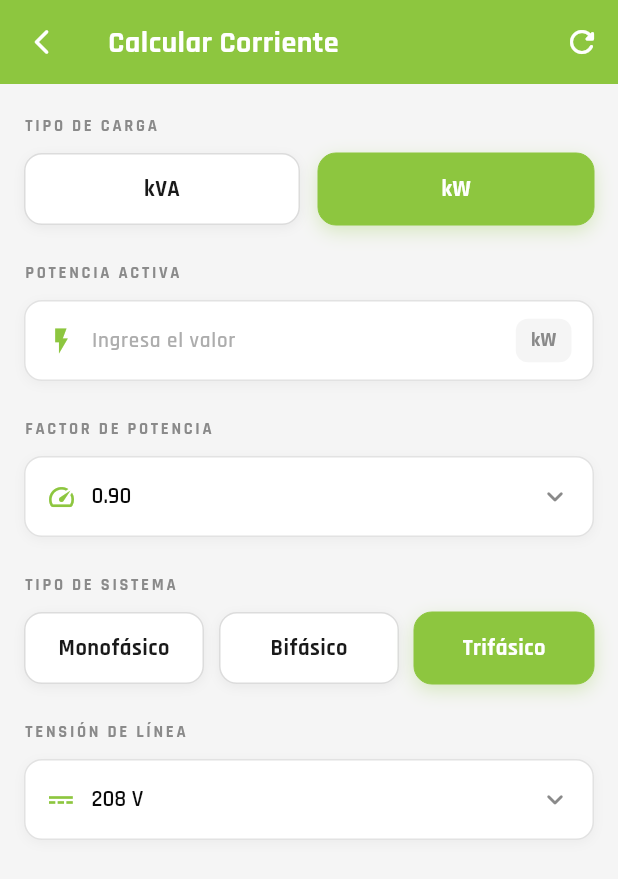
After one commit to cmarioep/Flutter-ROD-QuickCalc, a Flutter app: the CalcularCorrienteScreen screen opened directly, after a tap on "kW", on a phone screen of 412 x 824 dp. The commit adds this screen. Shown: the top 879 px of the screen. Run offline on Flutter 3.47's test engine with Material 3 defaults, Android fonts, the phone set to English and light mode, and no system bars; our stand-ins replace google_fonts.

Commit message:
Feature: Get load current screen

```diff
--- /dev/null
+++ b/lib/screens/calcular_corriente_screen.dart
@@ -0,0 +1,593 @@
+import 'package:flutter/material.dart';
+import 'package:flutter/services.dart';
+import 'package:google_fonts/google_fonts.dart';
+import '../theme/app_theme.dart';
+import '../utils/electrical_constants.dart';
+
+class CalcularCorrienteScreen extends StatefulWidget {
+  const CalcularCorrienteScreen({super.key});
+
+  @override
+  State<CalcularCorrienteScreen> createState() =>
+      _CalcularCorrienteScreenState();
+}
+
+class _CalcularCorrienteScreenState extends State<CalcularCorrienteScreen>
+    with SingleTickerProviderStateMixin {
+  // ── Estado ───────────────────────────────────────────────────────────────
+  String _loadType = 'kVA';
+  String _systemType = 'trifasico';
+  String _voltageStr = '208';
+  double _voltage = 208;
+  String _fpStr = '0.9';
+  double _fp = 0.9;
+
+  final _loadController = TextEditingController();
+
+  // ── Resultado ────────────────────────────────────────────────────────────
+  double? _current;
+  late AnimationController _resultAnim;
+
+  @override
+  void initState() {
+    super.initState();
+    _resultAnim = AnimationController(
+      vsync: this,
+      duration: const Duration(milliseconds: 400),
+    );
+    _loadController.addListener(_recalculate);
+  }
+
+  @override
+  void dispose() {
+    _resultAnim.dispose();
+    _loadController.dispose();
+    super.dispose();
+  }
+
+  void _recalculate() {
+    final loadVal = double.tryParse(_loadController.text);
+    if (loadVal == null || loadVal <= 0) {
+      setState(() => _current = null);
+      _resultAnim.reset();
+      return;
+    }
+
+    final result = getLoadCurrent(
+      loadType: _loadType,
+      load: loadVal,
+      fp: _fp,
+      type: _systemType,
+      voltage: _voltage,
+    );
+
+    setState(() => _current = result);
+    _resultAnim.forward(from: 0);
+  }
+
+  void _reset() {
+    _loadController.clear();
+    setState(() {
+      _loadType = 'kVA';
+      _systemType = 'trifasico';
+      _voltageStr = '208';
+      _voltage = 208;
+      _fpStr = '0.9';
+      _fp = 0.9;
+      _current = null;
+    });
+    _resultAnim.reset();
+  }
+
+  @override
+  Widget build(BuildContext context) {
+    return Scaffold(
+      backgroundColor: AppTheme.offWhite,
+      appBar: AppBar(
+        backgroundColor: AppTheme.limeGreen,
+        elevation: 0,
+        systemOverlayStyle: const SystemUiOverlayStyle(
+          statusBarColor: Colors.transparent,
+          statusBarIconBrightness: Brightness.light,
+        ),
+        leading: IconButton(
+          icon: const Icon(Icons.arrow_back_ios_rounded,
+              color: Colors.white, size: 20),
+          onPressed: () => Navigator.of(context).pop(),
+        ),
+        title: Text(
+          'Calcular Corriente',
+          style: GoogleFonts.rajdhani(
+              fontSize: 20,
+              fontWeight: FontWeight.w700,
+              color: Colors.white,
+              letterSpacing: 0.3),
+        ),
+        actions: [
+          IconButton(
+            icon: const Icon(Icons.refresh_rounded, color: Colors.white),
+            tooltip: 'Reiniciar',
+            onPressed: _reset,
+          ),
+        ],
+      ),
+      body: GestureDetector(
+        onTap: () => FocusScope.of(context).unfocus(),
+        child: SingleChildScrollView(
+          padding: EdgeInsets.fromLTRB(
+              16, 20, 16, MediaQuery.of(context).size.height * 0.12),
+          child: Column(
+            crossAxisAlignment: CrossAxisAlignment.start,
+            children: [
+              // ── Tipo de carga ─────────────────────────────────────────
+              _sectionLabel('Tipo de carga'),
+              const SizedBox(height: 10),
+              Row(
+                children: [
+                  Expanded(
+                      child: _toggleChip(
+                    label: 'kVA',
+                    value: 'kVA',
+                    group: _loadType,
+                    onTap: () {
+                      setState(() => _loadType = 'kVA');
+                      _recalculate();
+                    },
+                  )),
+                  const SizedBox(width: 12),
+                  Expanded(
+                      child: _toggleChip(
+                    label: 'kW',
+                    value: 'kW',
+                    group: _loadType,
+                    onTap: () {
+                      setState(() => _loadType = 'kW');
+                      _recalculate();
+                    },
+                  )),
+                ],
+              ),
+
+              const SizedBox(height: 24),
+
+              // ── Valor de carga ────────────────────────────────────────
+              _sectionLabel(
+                  _loadType == 'kVA' ? 'Potencia aparente' : 'Potencia activa'),
+              const SizedBox(height: 10),
+              _buildTextField(
+                controller: _loadController,
+                hint: 'Ingresa el valor',
+                suffix: _loadType,
+                icon: Icons.flash_on_outlined,
+              ),
+
+              // ── Factor de potencia — solo si es kW ────────────────────
+              if (_loadType == 'kW') ...[
+                const SizedBox(height: 24),
+                _sectionLabel('Factor de potencia'),
+                const SizedBox(height: 10),
+                _buildDropdown<String>(
+                  value: _fpStr,
+                  items: const {
+                    '1.0': '1.00',
+                    '0.95': '0.95',
+                    '0.9': '0.90',
+                    '0.85': '0.85',
+                  },
+                  icon: Icons.speed_outlined,
+                  onChanged: (v) {
+                    setState(() {
+                      _fpStr = v!;
+                      _fp = double.parse(v);
+                    });
+                    _recalculate();
+                  },
+                ),
+              ],
+
+              const SizedBox(height: 24),
+
+              // ── Tipo de sistema ───────────────────────────────────────
+              _sectionLabel('Tipo de sistema'),
+              const SizedBox(height: 10),
+              Row(
+                children: [
+                  Expanded(
+                      child: _toggleChip(
+                    label: 'Monofásico',
+                    value: 'monofasico',
+                    group: _systemType,
+                    onTap: () {
+                      setState(() => _systemType = 'monofasico');
+                      _recalculate();
+                    },
+                  )),
+                  const SizedBox(width: 10),
+                  Expanded(
+                      child: _toggleChip(
+                    label: 'Bifásico',
+                    value: 'bifasico',
+                    group: _systemType,
+                    onTap: () {
+                      setState(() => _systemType = 'bifasico');
+                      _recalculate();
+                    },
+                  )),
+                  const SizedBox(width: 10),
+                  Expanded(
+                      child: _toggleChip(
+                    label: 'Trifásico',
+                    value: 'trifasico',
+                    group: _systemType,
+                    onTap: () {
+                      setState(() => _systemType = 'trifasico');
+                      _recalculate();
+                    },
+                  )),
+                ],
+              ),
+
+              const SizedBox(height: 24),
+
+              // ── Tensión ───────────────────────────────────────────────
+              _sectionLabel('Tensión de línea'),
+              const SizedBox(height: 10),
+              _buildDropdown<String>(
+                value: _voltageStr,
+                items: const {
+                  '120': '120 V',
+                  '127': '127 V',
+                  '208': '208 V',
+                  '220': '220 V',
+                  '240': '240 V',
+                  '277': '277 V',
+                  '440': '440 V',
+                  '460': '460 V',
+                },
+                icon: Icons.power_input_outlined,
+                onChanged: (v) {
+                  setState(() {
+                    _voltageStr = v!;
+                    _voltage = double.parse(v);
+                  });
+                  _recalculate();
+                },
+              ),
+
+              // ── Resultado ─────────────────────────────────────────────
+              if (_current != null) ...[
+                const SizedBox(height: 32),
+                _buildResultCard(_current!),
+              ],
+            ],
+          ),
+        ),
+      ),
+    );
+  }
+
+  // ── Widgets ───────────────────────────────────────────────────────────────
+
+  Widget _sectionLabel(String text) {
+    return Text(
+      text.toUpperCase(),
+      style: GoogleFonts.rajdhani(
+        fontSize: 11,
+        fontWeight: FontWeight.w700,
+        color: AppTheme.lightGray,
+        letterSpacing: 1.8,
+      ),
+    );
+  }
+
+  Widget _toggleChip<T>({
+    required String label,
+    required T value,
+    required T group,
+    required VoidCallback onTap,
+  }) {
+    final selected = value == group;
+    return GestureDetector(
+      onTap: onTap,
+      child: AnimatedContainer(
+        duration: const Duration(milliseconds: 200),
+        height: 48,
+        decoration: BoxDecoration(
+          color: selected ? AppTheme.limeGreen : AppTheme.white,
+          borderRadius: BorderRadius.circular(12),
+          border: Border.all(
+            color: selected
+                ? AppTheme.limeGreen
+                : AppTheme.lightGray.withOpacity(0.3),
+            width: selected ? 0 : 1,
+          ),
+          boxShadow: selected
+              ? [
+                  BoxShadow(
+                      color: AppTheme.limeGreen.withOpacity(0.3),
+                      blurRadius: 10,
+                      offset: const Offset(0, 4))
+                ]
+              : [
+                  BoxShadow(
+                      color: Colors.black.withOpacity(0.05),
+                      blurRadius: 6,
+                      offset: const Offset(0, 2))
+                ],
+        ),
+        alignment: Alignment.center,
+        child: Text(
+          label,
+          style: GoogleFonts.rajdhani(
+            fontSize: 15,
+            fontWeight: FontWeight.w700,
+            color: selected ? Colors.white : AppTheme.darkGray,
+            letterSpacing: 0.3,
+          ),
+        ),
+      ),
+    );
+  }
+
+  Widget _buildDropdown<T>({
+    required T value,
+    required Map<T, String> items,
+    required IconData icon,
+    required ValueChanged<T?> onChanged,
+  }) {
+    return Container(
+      height: 54,
+      decoration: BoxDecoration(
+        color: AppTheme.white,
+        borderRadius: BorderRadius.circular(12),
+        border: Border.all(color: AppTheme.lightGray.withOpacity(0.25)),
+        boxShadow: [
+          BoxShadow(
+              color: Colors.black.withOpacity(0.04),
+              blurRadius: 6,
+              offset: const Offset(0, 2))
+        ],
+      ),
+      padding: const EdgeInsets.symmetric(horizontal: 14),
+      child: Row(
+        children: [
+          Icon(icon, size: 20, color: AppTheme.limeGreen),
+          const SizedBox(width: 10),
+          Expanded(
+            child: DropdownButtonHideUnderline(
+              child: DropdownButton<T>(
+                value: value,
+                isExpanded: true,
+                icon: const Icon(Icons.keyboard_arrow_down_rounded,
+                    color: AppTheme.lightGray, size: 22),
+                style: GoogleFonts.rajdhani(
+                    fontSize: 15,
+                    color: AppTheme.black,
+                    fontWeight: FontWeight.w600),
+                items: items.entries
+                    .map((e) => DropdownMenuItem<T>(
+                          value: e.key,
+                          child: Text(e.value),
+                        ))
+                    .toList(),
+                onChanged: onChanged,
+              ),
+            ),
+          ),
+        ],
+      ),
+    );
+  }
+
+  Widget _buildTextField({
+    required TextEditingController controller,
+    required String hint,
+    required String suffix,
+    required IconData icon,
+  }) {
+    return Container(
+      height: 54,
+      decoration: BoxDecoration(
+        color: AppTheme.white,
+        borderRadius: BorderRadius.circular(12),
+        border: Border.all(color: AppTheme.lightGray.withOpacity(0.25)),
+        boxShadow: [
+          BoxShadow(
+              color: Colors.black.withOpacity(0.04),
+              blurRadius: 6,
+              offset: const Offset(0, 2))
+        ],
+      ),
+      padding: const EdgeInsets.symmetric(horizontal: 14),
+      child: Row(
+        children: [
+          Icon(icon, size: 20, color: AppTheme.limeGreen),
+          const SizedBox(width: 10),
+          Expanded(
+            child: TextField(
+              controller: controller,
+              keyboardType:
+                  const TextInputType.numberWithOptions(decimal: true),
+              inputFormatters: [
+                FilteringTextInputFormatter.allow(RegExp(r'^\d*\.?\d*')),
+              ],
+              style: GoogleFonts.rajdhani(
+                  fontSize: 15,
+                  color: AppTheme.black,
+                  fontWeight: FontWeight.w600),
+              decoration: InputDecoration(
+                hintText: hint,
+                hintStyle: GoogleFonts.rajdhani(
+                    fontSize: 14, color: AppTheme.lightGray.withOpacity(0.7)),
+                border: InputBorder.none,
+                isDense: true,
+                contentPadding: EdgeInsets.zero,
+              ),
+            ),
+          ),
+          Container(
+            padding: const EdgeInsets.symmetric(horizontal: 10, vertical: 5),
+            decoration: BoxDecoration(
+              color: AppTheme.offWhite,
+              borderRadius: BorderRadius.circular(8),
+            ),
+            child: Text(
+              suffix,
+              style: GoogleFonts.rajdhani(
+                  fontSize: 13,
+                  fontWeight: FontWeight.w700,
+                  color: AppTheme.lightGray),
+            ),
+          ),
+        ],
+      ),
+    );
+  }
+
+  Widget _buildResultCard(double current) {
+    final current125 = double.parse((current * 1.25).toStringAsFixed(2));
+
+    return FadeTransition(
+      opacity: _resultAnim,
+      child: SlideTransition(
+        position: Tween<Offset>(begin: const Offset(0, 0.1), end: Offset.zero)
+            .animate(
+                CurvedAnimation(parent: _resultAnim, curve: Curves.easeOut)),
+        child: Column(
+          children: [
+            // ── Corriente nominal ──────────────────────────────────────
+            Container(
+              width: double.infinity,
+              decoration: BoxDecoration(
+                gradient: const LinearGradient(
+                  colors: [AppTheme.limeGreen, Color(0xFF9ED64A)],
+                  begin: Alignment.topLeft,
+                  end: Alignment.bottomRight,
+                ),
+                borderRadius: BorderRadius.circular(16),
+                boxShadow: [
+                  BoxShadow(
+                    color: AppTheme.limeGreen.withOpacity(0.35),
+                    blurRadius: 16,
+                    offset: const Offset(0, 6),
+                  ),
+                ],
+              ),
+              padding: const EdgeInsets.fromLTRB(20, 18, 20, 18),
+              child: Column(
+                crossAxisAlignment: CrossAxisAlignment.start,
+                children: [
+                  Text(
+                    'CORRIENTE DE CARGA',
+                    style: GoogleFonts.rajdhani(
+                      fontSize: 11,
+                      fontWeight: FontWeight.w700,
+                      color: Colors.white.withOpacity(0.85),
+                      letterSpacing: 1.8,
+                    ),
+                  ),
+                  const SizedBox(height: 8),
+                  Row(
+                    crossAxisAlignment: CrossAxisAlignment.end,
+                    children: [
+                      Text(
+                        current.toStringAsFixed(2),
+                        style: GoogleFonts.rajdhani(
+                          fontSize: 56,
+                          fontWeight: FontWeight.w800,
+                          color: Colors.white,
+                          height: 1,
+                        ),
+                      ),
+                      Padding(
+                        padding: const EdgeInsets.only(bottom: 8, left: 6),
+                        child: Text(
+                          'A',
+                          style: GoogleFonts.rajdhani(
+                            fontSize: 28,
+                            fontWeight: FontWeight.w700,
+                            color: Colors.white.withOpacity(0.8),
+                          ),
+                        ),
+                      ),
+                    ],
+                  ),
+                ],
+              ),
+            ),
+
+            const SizedBox(height: 12),
+
+            // ── Corriente al 125% ──────────────────────────────────────
+            Container(
+              width: double.infinity,
+              decoration: BoxDecoration(
+                color: AppTheme.white,
+                borderRadius: BorderRadius.circular(16),
+                border: Border.all(
+                    color: AppTheme.limeGreen.withOpacity(0.3), width: 1.5),
+                boxShadow: [
+                  BoxShadow(
+                    color: Colors.black.withOpacity(0.05),
+                    blurRadius: 10,
+                    offset: const Offset(0, 3),
+                  ),
+                ],
+              ),
+              padding: const EdgeInsets.fromLTRB(20, 16, 20, 16),
+              child: Row(
+                children: [
+                  Container(
+                    width: 44,
+                    height: 44,
+                    decoration: BoxDecoration(
+                      color: AppTheme.limeGreen.withOpacity(0.1),
+                      borderRadius: BorderRadius.circular(12),
+                    ),
+                    child: const Icon(
+                      Icons.security_rounded,
+                      color: AppTheme.limeGreenDark,
+                      size: 22,
+                    ),
+                  ),
+                  const SizedBox(width: 14),
+                  Expanded(
+                    child: Column(
+                      crossAxisAlignment: CrossAxisAlignment.start,
+                      children: [
+                        Text(
+                          'Corriente al 125%',
+                          style: GoogleFonts.rajdhani(
+                            fontSize: 12,
+                            fontWeight: FontWeight.w600,
+                            color: AppTheme.lightGray,
+                            letterSpacing: 0.5,
+                          ),
+                        ),
+                        Text(
+                          'Para dimensionamiento de protecciones',
+                          style: GoogleFonts.rajdhani(
+                            fontSize: 11,
+                            color: AppTheme.lightGray.withOpacity(0.7),
+                          ),
+                        ),
+                      ],
+                    ),
+                  ),
+                  Text(
+                    '${current125} A',
+                    style: GoogleFonts.rajdhani(
+                      fontSize: 22,
+                      fontWeight: FontWeight.w800,
+                      color: AppTheme.limeGreenDark,
+                    ),
+                  ),
+                ],
+              ),
+            ),
+          ],
+        ),
+      ),
+    );
+  }
+}
```
Also changed, not shown: lib/screens/home_screen.dart (+5 -2 lines), lib/utils/awg_calculator.dart (+0 -57 lines).
